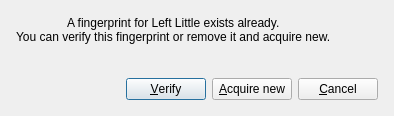
fer-d/fingerprint-gui, file src/ExistDialog.ui: the form before one commit.
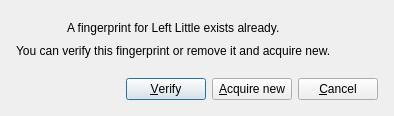
The form after the commit. Icons and pictures are not drawn.

Commit message: Update about, exist and saved dialog

What changed in the file:
```diff
--- a/src/ExistDialog.ui
+++ b/src/ExistDialog.ui
@@ -20,9 +20,12 @@
    <iconset resource="widget-res.qrc">
     <normaloff>:/new/prefix1/res/gnome-user-interface.png</normaloff>:/new/prefix1/res/gnome-user-interface.png</iconset>
   </property>
-  <layout class="QVBoxLayout">
+  <layout class="QVBoxLayout" stretch="3,1">
    <item>
-    <layout class="QHBoxLayout">
+    <layout class="QHBoxLayout" stretch="3,1">
+     <property name="spacing">
+      <number>0</number>
+     </property>
      <item>
       <layout class="QVBoxLayout">
        <property name="spacing">
@@ -62,19 +65,6 @@
      </item>
     </layout>
    </item>
-   <item>
-    <spacer>
-     <property name="orientation">
-      <enum>Qt::Vertical</enum>
-     </property>
-     <property name="sizeHint" stdset="0">
-      <size>
-       <width>20</width>
-       <height>40</height>
-      </size>
-     </property>
-    </spacer>
-   </item>
    <item>
     <layout class="QHBoxLayout">
      <property name="spacing">
```
The commit also changes 2 other files.
